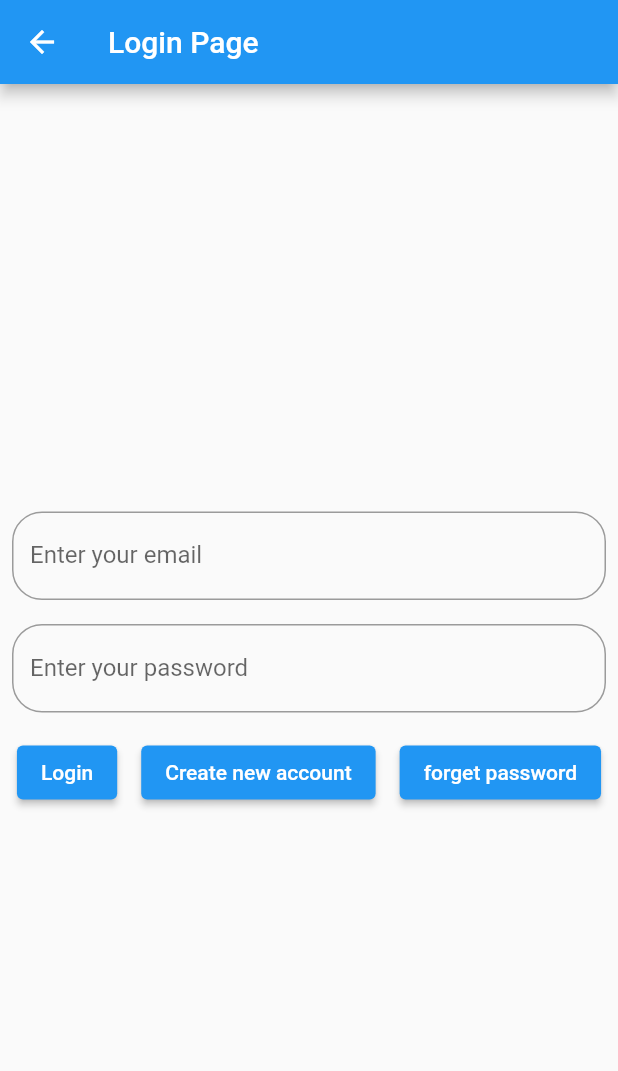
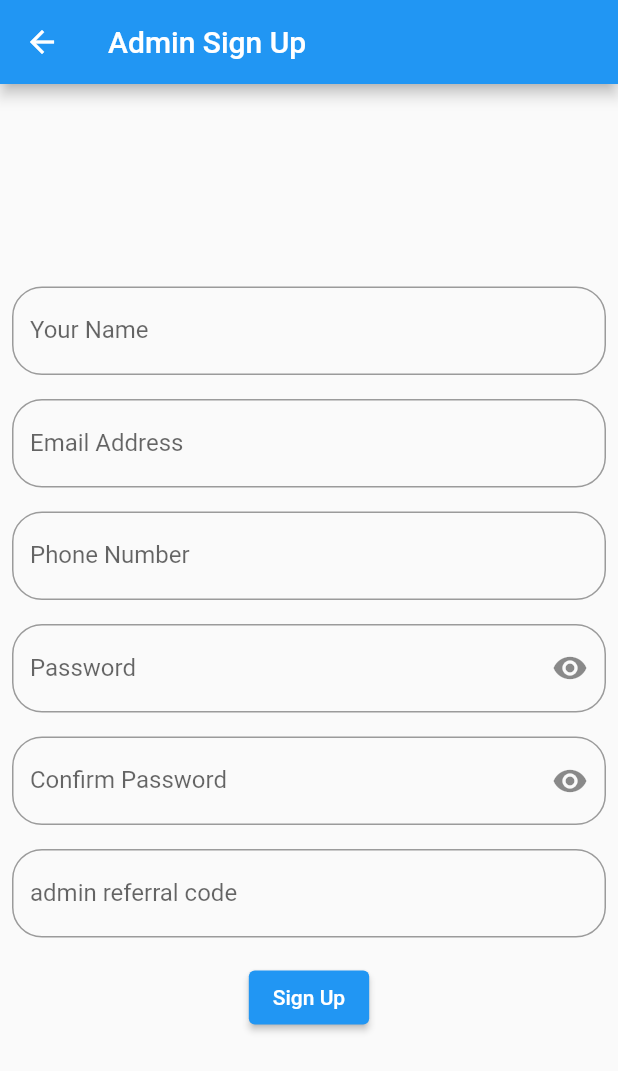
Before and after one commit to muradhossin/library_management, a Flutter app: the LoginPage screen opened by its route, after a tap on "Create new account", on a phone screen of 412 x 824 dp. Shown: the top 1071 px of the screen. Run offline on Flutter 3.47's test engine with Material 2 defaults, Android fonts, the phone set to English and light mode, and no system bars; missing offline and left inert: dart:js.

Commit message:
admin signup design

```diff
--- a/lib/main.dart
+++ b/lib/main.dart
@@ -1,6 +1,7 @@
 import 'dart:js';
 
 import 'package:flutter/material.dart';
+import 'package:library_management/pages/admin_signup.dart';
 import 'package:library_management/pages/home_page.dart';
 import 'package:library_management/pages/login_page.dart';
 import 'package:library_management/pages/user_signup.dart';
@@ -8,11 +9,12 @@ import 'package:library_management/pages/user_signup.dart';
 void main(){
   runApp(MaterialApp(
     debugShowCheckedModeBanner: false,
-    initialRoute: UserSignup.routeName,
+    initialRoute: HomePage.routeName,
     routes: {
       HomePage.routeName: (context) => HomePage(),
       LoginPage.routeName: (context) => LoginPage(),
       UserSignup.routeName: (context) => UserSignup(),
+      AdminSignup.routeName: (context) => AdminSignup(),
     },
   ));
 }
--- /dev/null
+++ b/lib/pages/admin_signup.dart
@@ -0,0 +1,135 @@
+import 'package:flutter/material.dart';
+
+import 'login_page.dart';
+
+class AdminSignup extends StatefulWidget {
+  const AdminSignup({Key? key}) : super(key: key);
+
+  static const String routeName = '/adminsignup';
+
+  @override
+  State<AdminSignup> createState() => _AdminSignupState();
+}
+
+class _AdminSignupState extends State<AdminSignup> {
+  bool _isObsecure = true;
+  @override
+  Widget build(BuildContext context) {
+    return Scaffold(
+      appBar: AppBar(
+        title: Text("Admin Sign Up"),
+      ),
+      body: Center(
+        child: Column(
+          mainAxisAlignment: MainAxisAlignment.center,
+          children: [
+            Padding(
+              padding: const EdgeInsets.all(8.0),
+              child: TextFormField(
+                decoration: InputDecoration(
+                  border: OutlineInputBorder(
+                    borderRadius: BorderRadius.circular(20.0),
+                  ),
+                  hintText: 'Your Name',
+                  labelText: 'Your Name',
+                ),
+              ),
+            ),
+            Padding(
+              padding: const EdgeInsets.all(8.0),
+              child: TextFormField(
+                decoration: InputDecoration(
+                  border: OutlineInputBorder(
+                    borderRadius: BorderRadius.circular(20.0),
+                  ),
+                  hintText: 'Email Address',
+                  labelText: 'Email Address',
+                ),
+              ),
+            ),
+            Padding(
+              padding: const EdgeInsets.all(8.0),
+              child: TextFormField(
+                decoration: InputDecoration(
+                  border: OutlineInputBorder(
+                    borderRadius: BorderRadius.circular(20.0),
+                  ),
+                  hintText: 'Phone Number',
+                  labelText: 'Phone Number',
+                ),
+              ),
+            ),
+
+            Padding(
+              padding: const EdgeInsets.all(8.0),
+              child: TextFormField(
+                obscureText: _isObsecure,
+                obscuringCharacter: "*",
+                decoration: InputDecoration(
+                    border: OutlineInputBorder(
+                      borderRadius: BorderRadius.circular(20.0),
+                    ),
+                    hintText: 'Password',
+                    labelText: 'Password',
+                    suffixIcon: IconButton(
+                      icon: Icon(_isObsecure
+                          ? Icons.visibility
+                          : Icons.visibility_off),
+                      onPressed: () {
+                        setState(() {
+                          _isObsecure = !_isObsecure;
+                        });
+                      },
+                    )),
+              ),
+            ),
+            Padding(
+              padding: const EdgeInsets.all(8.0),
+              child: TextFormField(
+                obscureText: _isObsecure,
+                obscuringCharacter: "*",
+                decoration: InputDecoration(
+                    border: OutlineInputBorder(
+                      borderRadius: BorderRadius.circular(20.0),
+                    ),
+                    hintText: 'Confirm Password',
+                    labelText: 'Confirm Password',
+                    suffixIcon: IconButton(
+                      icon: Icon(_isObsecure
+                          ? Icons.visibility
+                          : Icons.visibility_off),
+                      onPressed: () {
+                        setState(() {
+                          _isObsecure = !_isObsecure;
+                        });
+                      },
+                    )),
+              ),
+            ),
+            Padding(
+              padding: const EdgeInsets.all(8.0),
+              child: TextFormField(
+                decoration: InputDecoration(
+                  border: OutlineInputBorder(
+                    borderRadius: BorderRadius.circular(20.0),
+                  ),
+                  hintText: 'admin referral code',
+                  labelText: 'admin referral code',
+                ),
+              ),
+            ),
+            Padding(
+              padding: const EdgeInsets.all(8.0),
+              child: ElevatedButton(
+                onPressed: (){
+                  Navigator.pushNamed(context, LoginPage.routeName);
+                },
+                child: const Text("Sign Up"),
+              ),
+            ),
+          ],
+        ),
+      ),
+    );
+  }
+}
--- a/lib/pages/login_page.dart
+++ b/lib/pages/login_page.dart
@@ -1,4 +1,6 @@
 import 'package:flutter/material.dart';
+import 'package:library_management/pages/admin_signup.dart';
+import 'package:library_management/pages/user_signup.dart';
 
 class LoginPage extends StatelessWidget {
   const LoginPage({Key? key}) : super(key: key);
@@ -55,7 +57,7 @@ class LoginPage extends StatelessWidget {
                   padding: const EdgeInsets.all(8.0),
                   child: ElevatedButton(
                     onPressed: (){
-
+                      Navigator.pushNamed(context, AdminSignup.routeName);
                     },
                     child: const Text('Create new account'),
                   ),
```
